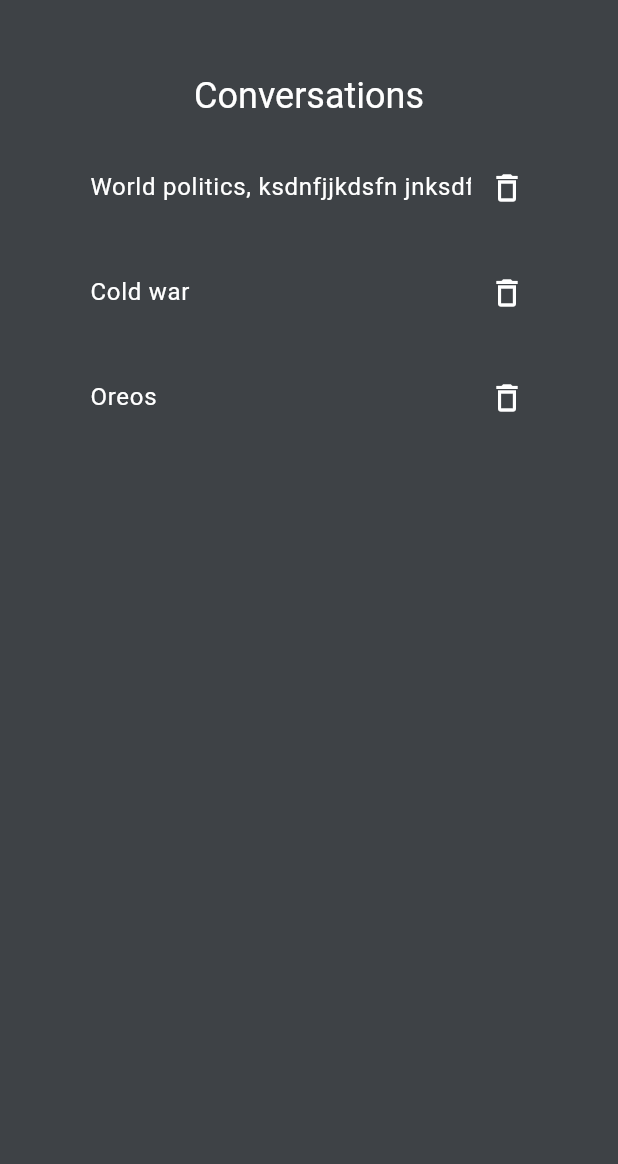
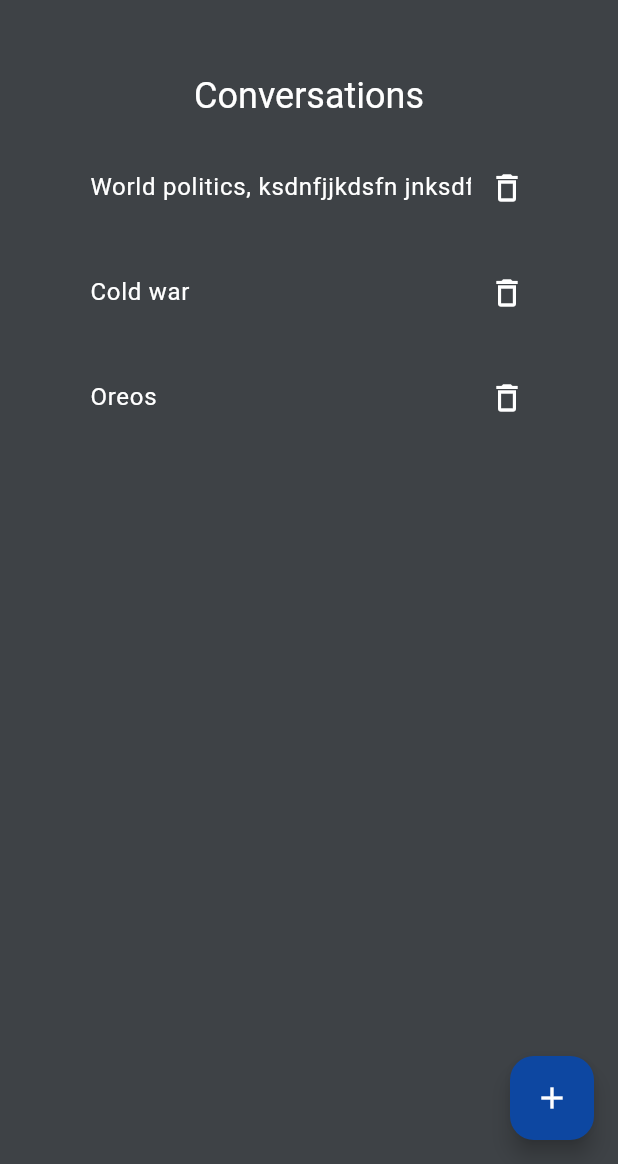
Before and after one commit to John-Ad/multilingual_chat, a Flutter app: the screen it shows after launch, on a phone screen of 412 x 824 dp, the part 72-1236 px from its top. Run offline on Flutter 3.47's test engine with Material 2 defaults, Android fonts, the phone set to English and light mode, and no system bars; our stand-ins replace sqflite; accounts and stored records are empty; statements that could not run were skipped.

Commit message:
added fab button

```diff
--- a/lib/views/home.dart
+++ b/lib/views/home.dart
@@ -95,6 +95,11 @@ class _HomeState extends State<Home> {
           ),
         ],
       ),
+      floatingActionButton: FloatingActionButton(
+        onPressed: () => {debugPrint("tapped")},
+        backgroundColor: Colors.blue[900],
+        child: const Icon(Icons.add),
+      ),
     );
   }
 }
```
